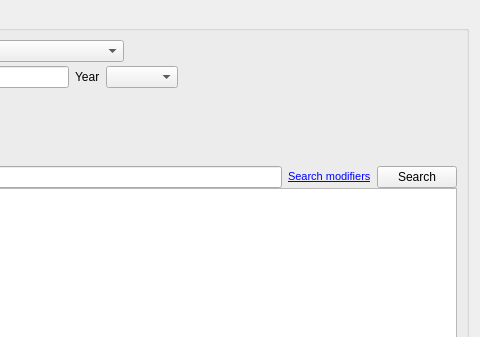
The window that app/gui/search.ui (ensisoft/newsflash-plus) describes before a commit, drawn with Qt 5; both pictures show x 577 to 1057 and y 0 to 337 of the 1057 by 594 pixel window.
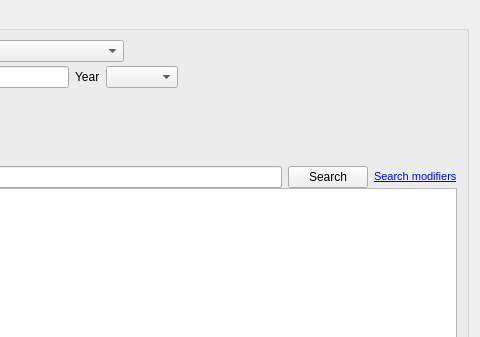
The same window after the commit. Icons and pictures are not drawn.

Patch:
```diff
--- a/app/gui/search.ui
+++ b/app/gui/search.ui
@@ -501,6 +501,13 @@
         <item>
          <widget class="QLineEdit" name="editSearch"/>
         </item>
+        <item>
+         <widget class="QPushButton" name="btnSearch">
+          <property name="text">
+           <string>Search</string>
+          </property>
+         </widget>
+        </item>
         <item>
          <widget class="QLabel" name="lblWildcard">
           <property name="text">
@@ -512,13 +519,6 @@
           </property>
          </widget>
         </item>
-        <item>
-         <widget class="QPushButton" name="btnSearch">
-          <property name="text">
-           <string>Search</string>
-          </property>
-         </widget>
-        </item>
        </layout>
       </item>
       <item>
```
Left out of the diff: 1 changed line with no effect on the pictures.
